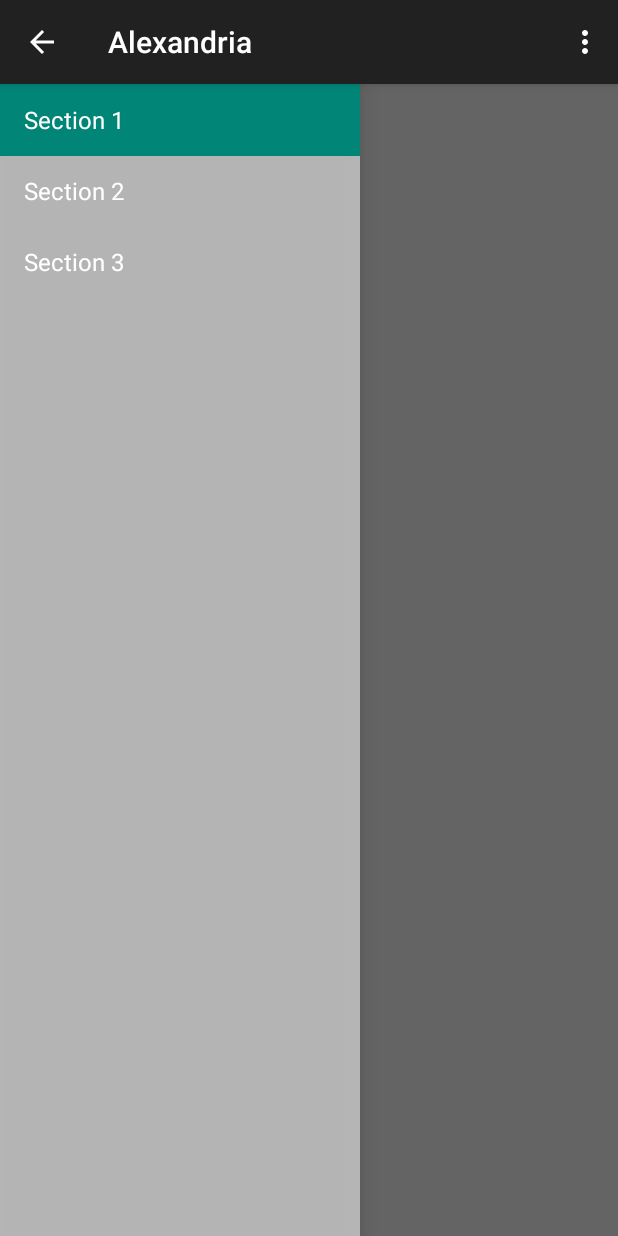
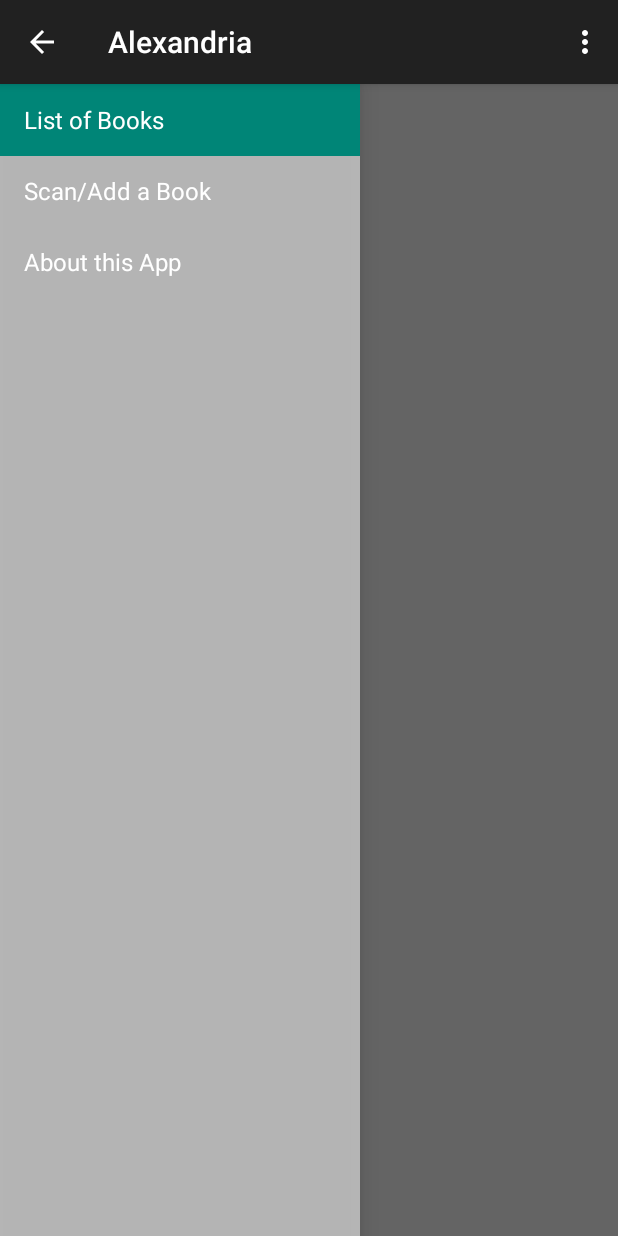
Before and after one commit to padzmj/alexandria, an Android app: the screen it shows after launch (MainActivity), on a phone screen of 412 x 824 dp. Run offline under Robolectric (Android 15) with nearby library versions, the phone set to English and light mode, and no system bars; 2 statements that could not run were skipped.

Commit message:
placeholder fragment clean up first navigation functionality

```diff
--- /dev/null
+++ b/app/src/main/java/it/jaschke/alexandria/ListOfBooks.java
@@ -0,0 +1,23 @@
+package it.jaschke.alexandria;
+
+import android.os.Bundle;
+import android.support.v4.app.Fragment;
+import android.view.LayoutInflater;
+import android.view.View;
+import android.view.ViewGroup;
+
+
+
+public class ListOfBooks extends Fragment {
+
+    public ListOfBooks() {
+    }
+
+    @Override
+    public View onCreateView(LayoutInflater inflater, ViewGroup container,
+                             Bundle savedInstanceState) {
+        View rootView = inflater.inflate(R.layout.fragment_list_of_books, container, false);
+        return rootView;
+    }
+
+}
--- a/app/src/main/java/it/jaschke/alexandria/MainActivity.java
+++ b/app/src/main/java/it/jaschke/alexandria/MainActivity.java
@@ -1,22 +1,13 @@
 package it.jaschke.alexandria;
 
-import android.app.Activity;
-import android.support.v7.app.ActionBarActivity;
-import android.support.v7.app.ActionBar;
+import android.os.Bundle;
 import android.support.v4.app.Fragment;
 import android.support.v4.app.FragmentManager;
-import android.content.Context;
-import android.os.Build;
-import android.os.Bundle;
-import android.view.Gravity;
-import android.view.LayoutInflater;
+import android.support.v4.widget.DrawerLayout;
+import android.support.v7.app.ActionBar;
+import android.support.v7.app.ActionBarActivity;
 import android.view.Menu;
 import android.view.MenuItem;
-import android.view.View;
-import android.view.ViewGroup;
-import android.support.v4.widget.DrawerLayout;
-import android.widget.ArrayAdapter;
-import android.widget.TextView;
 
 
 public class MainActivity extends ActionBarActivity
@@ -25,47 +16,64 @@ public class MainActivity extends ActionBarActivity
     /**
      * Fragment managing the behaviors, interactions and presentation of the navigation drawer.
      */
-    private NavigationDrawerFragment mNavigationDrawerFragment;
+    private NavigationDrawerFragment navigationDrawerFragment;
 
     /**
      * Used to store the last screen title. For use in {@link #restoreActionBar()}.
      */
-    private CharSequence mTitle;
+    private CharSequence title;
 
     @Override
     protected void onCreate(Bundle savedInstanceState) {
         super.onCreate(savedInstanceState);
         setContentView(R.layout.activity_main);
 
-        mNavigationDrawerFragment = (NavigationDrawerFragment)
+        navigationDrawerFragment = (NavigationDrawerFragment)
                 getSupportFragmentManager().findFragmentById(R.id.navigation_drawer);
-        mTitle = getTitle();
+        title = getTitle();
 
         // Set up the drawer.
-        mNavigationDrawerFragment.setUp(
+        navigationDrawerFragment.setUp(
                 R.id.navigation_drawer,
                 (DrawerLayout) findViewById(R.id.drawer_layout));
     }
 
     @Override
     public void onNavigationDrawerItemSelected(int position) {
-        // update the main content by replacing fragments
         FragmentManager fragmentManager = getSupportFragmentManager();
+
+        Fragment nextFragment;
+
+        switch (position){
+            default:
+            case 0:
+                nextFragment = new ListOfBooks();
+                break;
+            case 1:
+                nextFragment = new Scan();
+                break;
+            case 2:
+                nextFragment = new About();
+                break;
+
+        }
+
         fragmentManager.beginTransaction()
-                .replace(R.id.container, PlaceholderFragment.newInstance(position + 1))
+                .replace(R.id.container, nextFragment)
+                .addToBackStack((String) title)
                 .commit();
     }
 
     public void onSectionAttached(int number) {
         switch (number) {
             case 1:
-                mTitle = getString(R.string.title_section1);
+                title = getString(R.string.books);
                 break;
             case 2:
-                mTitle = getString(R.string.title_section2);
+                title = getString(R.string.scan);
                 break;
             case 3:
-                mTitle = getString(R.string.title_section3);
+                title = getString(R.string.about);
                 break;
         }
     }
@@ -74,13 +82,13 @@ public class MainActivity extends ActionBarActivity
         ActionBar actionBar = getSupportActionBar();
         actionBar.setNavigationMode(ActionBar.NAVIGATION_MODE_STANDARD);
         actionBar.setDisplayShowTitleEnabled(true);
-        actionBar.setTitle(mTitle);
+        actionBar.setTitle(title);
     }
 
 
     @Override
     public boolean onCreateOptionsMenu(Menu menu) {
-        if (!mNavigationDrawerFragment.isDrawerOpen()) {
+        if (!navigationDrawerFragment.isDrawerOpen()) {
             // Only show items in the action bar relevant to this screen
             // if the drawer is not showing. Otherwise, let the drawer
             // decide what to show in the action bar.
@@ -106,44 +114,4 @@ public class MainActivity extends ActionBarActivity
         return super.onOptionsItemSelected(item);
     }
 
-    /**
-     * A placeholder fragment containing a simple view.
-     */
-    public static class PlaceholderFragment extends Fragment {
-        /**
-         * The fragment argument representing the section number for this
-         * fragment.
-         */
-        private static final String ARG_SECTION_NUMBER = "section_number";
-
-        /**
-         * Returns a new instance of this fragment for the given section
-         * number.
-         */
-        public static PlaceholderFragment newInstance(int sectionNumber) {
-            PlaceholderFragment fragment = new PlaceholderFragment();
-            Bundle args = new Bundle();
-            args.putInt(ARG_SECTION_NUMBER, sectionNumber);
-            fragment.setArguments(args);
-            return fragment;
-        }
-
-        public PlaceholderFragment() {
-        }
-
-        @Override
-        public View onCreateView(LayoutInflater inflater, ViewGroup container,
-                                 Bundle savedInstanceState) {
-            View rootView = inflater.inflate(R.layout.fragment_main, container, false);
-            return rootView;
-        }
-
-        @Override
-        public void onAttach(Activity activity) {
-            super.onAttach(activity);
-            ((MainActivity) activity).onSectionAttached(
-                    getArguments().getInt(ARG_SECTION_NUMBER));
-        }
-    }
-
 }
--- a/app/src/main/java/it/jaschke/alexandria/NavigationDrawerFragment.java
+++ b/app/src/main/java/it/jaschke/alexandria/NavigationDrawerFragment.java
@@ -102,9 +102,9 @@ public class NavigationDrawerFragment extends Fragment {
                 android.R.layout.simple_list_item_activated_1,
                 android.R.id.text1,
                 new String[]{
-                        getString(R.string.title_section1),
-                        getString(R.string.title_section2),
-                        getString(R.string.title_section3),
+                        getString(R.string.books),
+                        getString(R.string.scan),
+                        getString(R.string.about),
                 }));
         mDrawerListView.setItemChecked(mCurrentSelectedPosition, true);
         return mDrawerListView;
--- a/app/src/main/res/values/strings.xml
+++ b/app/src/main/res/values/strings.xml
@@ -2,9 +2,9 @@
 <resources>
 
     <string name="app_name">Alexandria</string>
-    <string name="title_section1">Section 1</string>
-    <string name="title_section2">Section 2</string>
-    <string name="title_section3">Section 3</string>
+    <string name="books">List of Books</string>
+    <string name="scan">Scan/Add a Book</string>
+    <string name="about">About this App</string>
     <string name="navigation_drawer_open">Open navigation drawer</string>
     <string name="navigation_drawer_close">Close navigation drawer</string>
     <string name="action_example">Example action</string>
```
Also changed, not shown: app/src/main/java/it/jaschke/alexandria/About.java (added, +23 -0 lines), app/src/main/java/it/jaschke/alexandria/Scan.java (added, +23 -0 lines), app/src/main/res/layout/fragment_about.xml (added, +9 -0 lines), app/src/main/res/layout/fragment_list_of_books.xml (added, +9 -0 lines), app/src/main/res/layout/fragment_scan.xml (added, +9 -0 lines), 1 other file.
